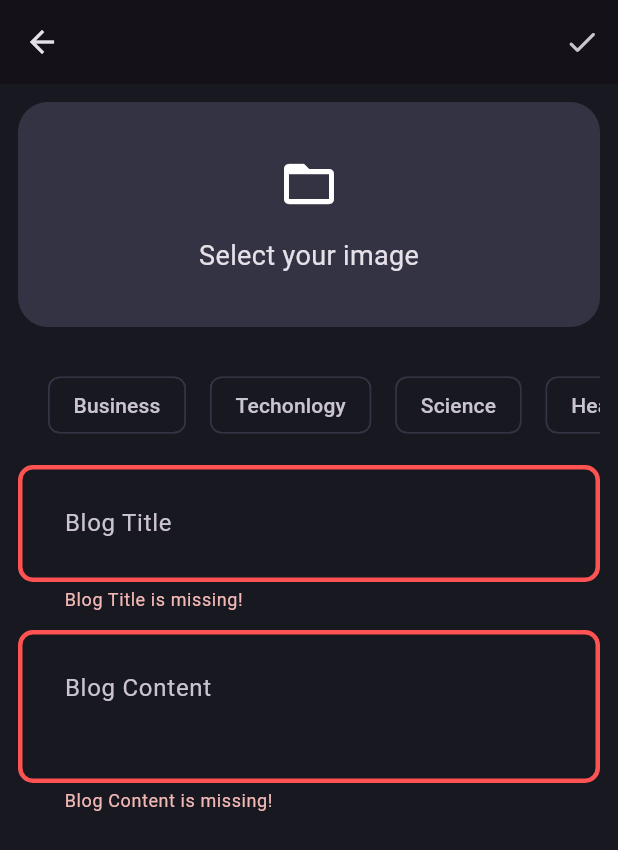
After one commit to 29jadhav/blog_app, a Flutter app: the AddNewBlogPage screen opened by its route, after a tap on the "done" icon, on a phone screen of 412 x 824 dp. The commit adds this screen. Shown: the top 850 px of the screen. Run offline on Flutter 3.47's test engine with Material 3 defaults, Android fonts, the phone set to English and light mode, and no system bars; our stand-ins replace flutter_bloc, fpdart, get_it, image_picker, supabase_flutter; accounts and stored records are empty.

Commit message:
Upload blog functionality added

```diff
--- a/lib/core/common/cubits/app_user/app_user_cubit.dart
+++ b/lib/core/common/cubits/app_user/app_user_cubit.dart
@@ -9,10 +9,8 @@ class AppUserCubit extends Cubit<AppUserState> {
 
   void updateUser(User? user) {
     if (user == null) {
-      print("User is null");
       emit(AppUserInitial());
     } else {
-      print("User is logged in");
       emit(AppUserLoggedIn(user: user));
     }
   }
--- a/lib/core/theme/app_theme.dart
+++ b/lib/core/theme/app_theme.dart
@@ -4,10 +4,16 @@ import 'package:flutter/material.dart';
 class AppTheme {
   static final appThemeDark = ThemeData.dark().copyWith(
     scaffoldBackgroundColor: AppPallete.backgroundColor,
+    chipTheme: const ChipThemeData(
+      color: MaterialStatePropertyAll(AppPallete.backgroundColor),
+      side: BorderSide.none,
+    ),
     inputDecorationTheme: InputDecorationTheme(
       contentPadding: const EdgeInsets.all(27),
+      border: _outlineBorder(),
       enabledBorder: _outlineBorder(),
       focusedBorder: _outlineBorder(AppPallete.gradient2),
+      errorBorder: _outlineBorder(AppPallete.errorColor),
     ),
   );
 
--- a/lib/features/auth/presentation/bloc/auth_bloc.dart
+++ b/lib/features/auth/presentation/bloc/auth_bloc.dart
@@ -27,7 +27,6 @@ class AuthBloc extends Bloc<AuthEvent, AuthState> {
         _getCurrentUser = getCurrentUser,
         _appUser = appUser,
         super(AuthInitial()) {
-    print("AuthBloc");
     on<AuthEvent>((_, emit) => emit(AuthLoading()));
     on<AuthSignup>(_signup);
     on<AuthSignin>(_signin);
@@ -75,7 +74,6 @@ class AuthBloc extends Bloc<AuthEvent, AuthState> {
     AuthIsUserLoggedIn event,
     Emitter<AuthState> emit,
   ) async {
-    print("is user logged in..");
     final response = await _getCurrentUser(NoParam());
 
     response.fold((failuer) => emit(AuthFailuer(failuer.errorMessage)),
@@ -83,7 +81,6 @@ class AuthBloc extends Bloc<AuthEvent, AuthState> {
   }
 
   void _emitAuthSuccess(User user, Emitter<AuthState> emit) {
-    print("_emitAuthSuccess....");
     _appUser.updateUser(user);
     emit(AuthSuccess(user));
   }
--- a/lib/features/auth/presentation/pages/signin_page.dart
+++ b/lib/features/auth/presentation/pages/signin_page.dart
@@ -24,7 +24,6 @@ class _SigninPageState extends State<SigninPage> {
   @override
   void initState() {
     super.initState();
-    print("singin init state..");
   }
 
   @override
@@ -36,7 +35,6 @@ class _SigninPageState extends State<SigninPage> {
 
   @override
   Widget build(BuildContext context) {
-    print("signin page");
     return Scaffold(
       body: SafeArea(
         child: Center(
--- a/lib/features/blog/data/models/blog_model.dart
+++ b/lib/features/blog/data/models/blog_model.dart
@@ -1,5 +1,3 @@
-import 'dart:convert';
-
 import 'package:blog_app/features/blog/domain/entities/blog.dart';
 
 class BlogModel extends Blog {
--- /dev/null
+++ b/lib/features/blog/data/repository/blog_repository_impl.dart
@@ -0,0 +1,44 @@
+import 'dart:io';
+
+import 'package:blog_app/core/exception/failuer.dart';
+import 'package:blog_app/core/exception/server_exceptions.dart';
+import 'package:blog_app/features/blog/data/models/blog_model.dart';
+import 'package:blog_app/features/blog/datasource/blog_remote_data_source.dart';
+import 'package:blog_app/features/blog/domain/entities/blog.dart';
+import 'package:blog_app/features/blog/domain/repository/blog_repository.dart';
+import 'package:fpdart/fpdart.dart';
+import 'package:uuid/uuid.dart';
+
+class BlogRepositoryImpl implements BlogRepository {
+  final BlogRemoteDateSoruce blogRemoteDataSource;
+
+  BlogRepositoryImpl(this.blogRemoteDataSource);
+  @override
+  Future<Either<Failuer, Blog>> uploadBlog({
+    required File image,
+    required String title,
+    required String content,
+    required String profileId,
+    required List<String> topics,
+  }) async {
+    try {
+      BlogModel blogModel = BlogModel(
+        id: const Uuid().v1(),
+        updatedTime: DateTime.now(),
+        title: title,
+        content: content,
+        imageUrl: "",
+        topics: topics,
+        profileId: profileId,
+      );
+      final imageUrl = await blogRemoteDataSource.uploadBlogImage(
+          image: image, blogModel: blogModel);
+
+      blogModel = blogModel.copyWith(imageUrl: imageUrl);
+      final uploadedBlog = await blogRemoteDataSource.uploadBlog(blogModel);
+      return Right(uploadedBlog);
+    } on ServerExceptions catch (e) {
+      return left(Failuer(errorMessage: e.errorMessage));
+    }
+  }
+}
--- /dev/null
+++ b/lib/features/blog/domain/entities/blog.dart
@@ -0,0 +1,21 @@
+// ignore_for_file: public_member_api_docs, sort_constructors_first
+
+class Blog {
+  final String id;
+  final DateTime updatedTime;
+  final String title;
+  final String content;
+  final String imageUrl;
+  final List<String> topics;
+  final String profileId;
+
+  Blog({
+    required this.id,
+    required this.updatedTime,
+    required this.title,
+    required this.content,
+    required this.imageUrl,
+    required this.topics,
+    required this.profileId,
+  });
+}
--- /dev/null
+++ b/lib/features/blog/domain/repository/blog_repository.dart
@@ -0,0 +1,15 @@
+import 'dart:io';
+
+import 'package:blog_app/core/exception/failuer.dart';
+import 'package:blog_app/features/blog/domain/entities/blog.dart';
+import 'package:fpdart/fpdart.dart';
+
+abstract interface class BlogRepository {
+  Future<Either<Failuer, Blog>> uploadBlog({
+    required File image,
+    required String title,
+    required String content,
+    required String profileId,
+    required List<String> topics,
+  });
+}
--- /dev/null
+++ b/lib/features/blog/domain/usecases/upload_blog.dart
@@ -0,0 +1,37 @@
+import 'dart:io';
+
+import 'package:blog_app/core/exception/failuer.dart';
+import 'package:blog_app/core/usercase/usercase.dart';
+import 'package:blog_app/features/blog/domain/entities/blog.dart';
+import 'package:blog_app/features/blog/domain/repository/blog_repository.dart';
+import 'package:fpdart/fpdart.dart';
+
+class UploadBlog implements UseCase<Blog, UploadBlogParams> {
+  final BlogRepository blogRepository;
+  UploadBlog(this.blogRepository);
+
+  @override
+  Future<Either<Failuer, Blog>> call(UploadBlogParams param) async {
+    return await blogRepository.uploadBlog(
+        image: param.image,
+        title: param.title,
+        content: param.content,
+        profileId: param.profileId,
+        topics: param.topics);
+  }
+}
+
+class UploadBlogParams {
+  final String profileId;
+  final String title;
+  final String content;
+  final File image;
+  final List<String> topics;
+
+  UploadBlogParams(
+      {required this.profileId,
+      required this.title,
+      required this.content,
+      required this.image,
+      required this.topics});
+}
--- /dev/null
+++ b/lib/features/blog/presentation/bloc/blog_bloc.dart
@@ -0,0 +1,34 @@
+import 'dart:async';
+import 'dart:io';
+
+import 'package:blog_app/features/blog/domain/usecases/upload_blog.dart';
+import 'package:flutter/material.dart';
+import 'package:flutter_bloc/flutter_bloc.dart';
+
+part 'blog_bloc_event.dart';
+part 'blog_bloc_state.dart';
+
+class BlogBloc extends Bloc<BlogBlocEvent, BlogBlocState> {
+  final UploadBlog _uploadBlogUsecase;
+
+  BlogBloc(this._uploadBlogUsecase) : super(BlogBlocInitial()) {
+    on<UploadBlogEvent>(_uploadBlog);
+  }
+
+  FutureOr<void> _uploadBlog(
+      UploadBlogEvent event, Emitter<BlogBlocState> emit) async {
+    emit(BlogBlocLoading());
+    final response = await _uploadBlogUsecase(
+      UploadBlogParams(
+          profileId: event.profileId,
+          title: event.title,
+          content: event.content,
+          image: event.image,
+          topics: event.topics),
+    );
+
+    response.fold((failuer) {
+      emit(BlogBlocFailuer(errorMessage: failuer.errorMessage));
+    }, (success) => emit(BlogBlocSuccess()));
+  }
+}
--- /dev/null
+++ b/lib/features/blog/presentation/bloc/blog_bloc_event.dart
@@ -0,0 +1,20 @@
+part of 'blog_bloc.dart';
+
+@immutable
+sealed class BlogBlocEvent {}
+
+class UploadBlogEvent extends BlogBlocEvent {
+  final String title;
+  final String content;
+  final File image;
+  final List<String> topics;
+  final String profileId;
+
+  UploadBlogEvent({
+    required this.title,
+    required this.content,
+    required this.image,
+    required this.topics,
+    required this.profileId,
+  });
+}
--- /dev/null
+++ b/lib/features/blog/presentation/bloc/blog_bloc_state.dart
@@ -0,0 +1,16 @@
+part of 'blog_bloc.dart';
+
+@immutable
+sealed class BlogBlocState {}
+
+final class BlogBlocInitial extends BlogBlocState {}
+
+final class BlogBlocLoading extends BlogBlocState {}
+
+final class BlogBlocSuccess extends BlogBlocState {}
+
+final class BlogBlocFailuer extends BlogBlocState {
+  final String errorMessage;
+
+  BlogBlocFailuer({required this.errorMessage});
+}
--- /dev/null
+++ b/lib/features/blog/presentation/pages/add_new_blog_page.dart
@@ -0,0 +1,196 @@
+import 'dart:io';
+
+import 'package:blog_app/core/common/cubits/app_user/app_user_cubit.dart';
+import 'package:blog_app/core/common/widgets/loader.dart';
+import 'package:blog_app/core/theme/app_pallete.dart';
+import 'package:blog_app/core/utils/pick_image.dart';
+import 'package:blog_app/core/utils/show_snakbar.dart';
+import 'package:blog_app/features/blog/presentation/bloc/blog_bloc.dart';
+import 'package:blog_app/features/blog/presentation/pages/blog_page.dart';
+import 'package:blog_app/features/blog/presentation/widgets/blog_content_text.dart';
+import 'package:flutter/material.dart';
+import 'package:flutter_bloc/flutter_bloc.dart';
+
+class AddNewBlogPage extends StatefulWidget {
+  static const addNewBlogPage = "add_new_blog_page";
+  const AddNewBlogPage({super.key});
+
+  @override
+  State<AddNewBlogPage> createState() => _AddNewBlogPageState();
+}
+
+class _AddNewBlogPageState extends State<AddNewBlogPage> {
+  final blogTitleController = TextEditingController();
+  final blogContentController = TextEditingController();
+  final categories = ['Business', 'Techonlogy', 'Science', 'Health', 'Sprot'];
+  List<String> selectedCategories = [];
+  File? image;
+  final formKey = GlobalKey<FormState>();
+
+  @override
+  void dispose() {
+    blogTitleController.dispose();
+    blogContentController.dispose();
+    super.dispose();
+  }
+
+  pickImage() async {
+    final fileImage = await selectImage();
+    if (fileImage != null) {
+      setState(() {
+        image = fileImage;
+      });
+    }
+  }
+
+  @override
+  Widget build(BuildContext context) {
+    return SafeArea(
+      child: Scaffold(
+        appBar: AppBar(
+          actions: [
+            IconButton(
+                onPressed: uploadBlogToServer,
+                icon: const Icon(Icons.done_rounded))
+          ],
+        ),
+        body: BlocConsumer<BlogBloc, BlogBlocState>(
+          listener: (context, state) {
+            if (state is BlogBlocFailuer) {
+              showSnakbar(context, state.errorMessage);
+            } else if (state is BlogBlocSuccess) {
+              Navigator.pushNamedAndRemoveUntil(
+                  context, BlogPage.blogPage, (route) => false);
+            }
+          },
+          builder: (context, state) {
+            if (state is BlogBlocLoading) {
+              return const Loader();
+            }
+            return SingleChildScrollView(
+              child: Padding(
+                padding: const EdgeInsets.all(12),
+                child: Form(
+                  key: formKey,
+                  child: Column(
+                    crossAxisAlignment: CrossAxisAlignment.center,
+                    children: [
+                      GestureDetector(
+                        onTap: () {
+                          pickImage();
+                        },
+                        child: Container(
+                          height: 150,
+                          width: double.infinity,
+                          decoration: BoxDecoration(
+                            shape: BoxShape.rectangle,
+                            color: AppPallete.borderColor,
+                            borderRadius: BorderRadius.circular(20),
+                          ),
+                          child: image == null
+                              ? const Column(
+                                  mainAxisAlignment: MainAxisAlignment.center,
+                                  children: [
+                                    Icon(
+                                      Icons.folder_open,
+                                      size: 40,
+                                    ),
+                                    SizedBox(
+                                      height: 15,
+                                    ),
+                                    Text(
+                                      "Select your image",
+                                      style: TextStyle(fontSize: 18),
+                                    )
+                                  ],
+                                )
+                              : ClipRRect(
+                                  borderRadius: BorderRadius.circular(12),
+                                  child: Image.file(
+                                    image!,
+                                    fit: BoxFit.cover,
+                                  ),
+                                ),
+                        ),
+                      ),
+                      const SizedBox(
+                        height: 12,
+                      ),
+                      SizedBox(
+                        height: 80,
+                        child: ListView.builder(
+                          padding: const EdgeInsets.all(12),
+                          scrollDirection: Axis.horizontal,
+                          itemCount: categories.length,
+                          itemBuilder: (context, index) {
+                            return Padding(
+                              padding: const EdgeInsets.all(8.0),
+                              child: InkWell(
+                                onTap: () {
+                                  if (selectedCategories
+                                      .contains(categories[index])) {
+                                    selectedCategories
+                                        .remove(categories[index]);
+                                  } else {
+                                    selectedCategories.add(categories[index]);
+                                  }
+                                  setState(() {});
+                                },
+                                child: Chip(
+                                  label: Text(categories[index]),
+                                  color: selectedCategories
+                                          .contains(categories[index])
+                                      ? const MaterialStatePropertyAll(
+                                          AppPallete.gradient1)
+                                      : null,
+                                  side: selectedCategories
+                                          .contains(categories[index])
+                                      ? null
+                                      : const BorderSide(
+                                          color: AppPallete.borderColor,
+                                        ),
+                                ),
+                              ),
+                            );
+                          },
+                        ),
+                      ),
+                      BlogContentText(
+                          hintText: "Blog Title",
+                          controller: blogTitleController),
+                      const SizedBox(
+                        height: 12,
+                      ),
+                      BlogContentText(
+                        hintText: "Blog Content",
+                        controller: blogContentController,
+                        mutliline: true,
+                      ),
+                    ],
+                  ),
+                ),
+              ),
+            );
+          },
+        ),
+      ),
+    );
+  }
+
+  void uploadBlogToServer() {
+    if (formKey.currentState!.validate() &&
+        selectedCategories.isNotEmpty &&
+        image != null) {
+      final userId =
+          (context.read<AppUserCubit>().state as AppUserLoggedIn).user.id;
+      context.read<BlogBloc>().add(
+            UploadBlogEvent(
+                title: blogTitleController.text.trim(),
+                content: blogContentController.text.trim(),
+                image: image!,
+                topics: selectedCategories,
+                profileId: userId),
+          );
+    }
+  }
+}
--- /dev/null
+++ b/lib/features/blog/presentation/widgets/blog_content_text.dart
@@ -0,0 +1,29 @@
+import 'package:flutter/material.dart';
+
+class BlogContentText extends StatelessWidget {
+  final String hintText;
+  final TextEditingController controller;
+  final bool mutliline;
+  const BlogContentText(
+      {super.key,
+      required this.hintText,
+      required this.controller,
+      this.mutliline = false});
+
+  @override
+  Widget build(BuildContext context) {
+    return TextFormField(
+      key: key,
+      controller: controller,
+      decoration: InputDecoration(hintText: hintText),
+      minLines: mutliline ? 2 : 1,
+      maxLines: mutliline ? null : 1,
+      validator: (value) {
+        if (value == null || value.trim().isEmpty) {
+          return "$hintText is missing!";
+        }
+        return null;
+      },
+    );
+  }
+}
--- a/pubspec.yaml
+++ b/pubspec.yaml
@@ -39,6 +39,8 @@ dependencies:
   supabase_flutter: ^2.5.11
   flutter_bloc: ^8.1.6
   get_it: ^7.7.0
+  image_picker: ^1.1.2
+  uuid: ^4.4.2
 
 dev_dependencies:
   flutter_test:
```
Also changed, not shown: lib/core/utils/pick_image.dart (added, +17 -0 lines), lib/features/blog/datasource/blog_remote_data_source.dart (+22 -14 lines), lib/features/blog/presentation/pages/blog_page.dart (added, +32 -0 lines), lib/init_dependencies.dart (+20 -0 lines), lib/main.dart (+8 -9 lines), pubspec.lock, 5 other files.
